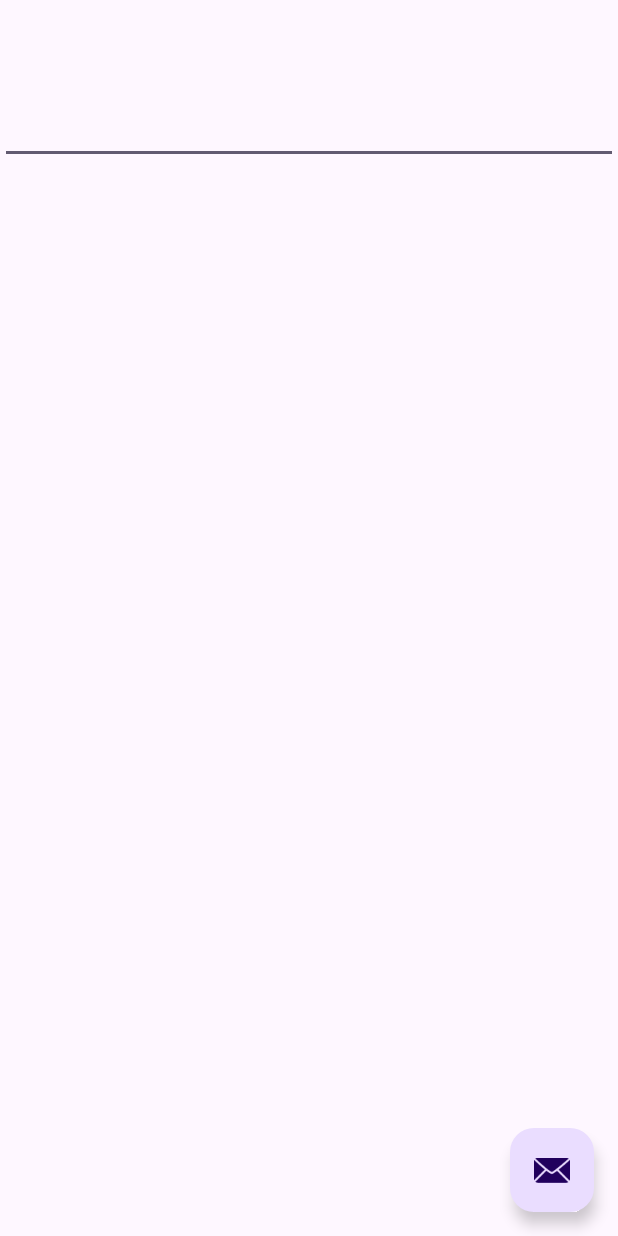
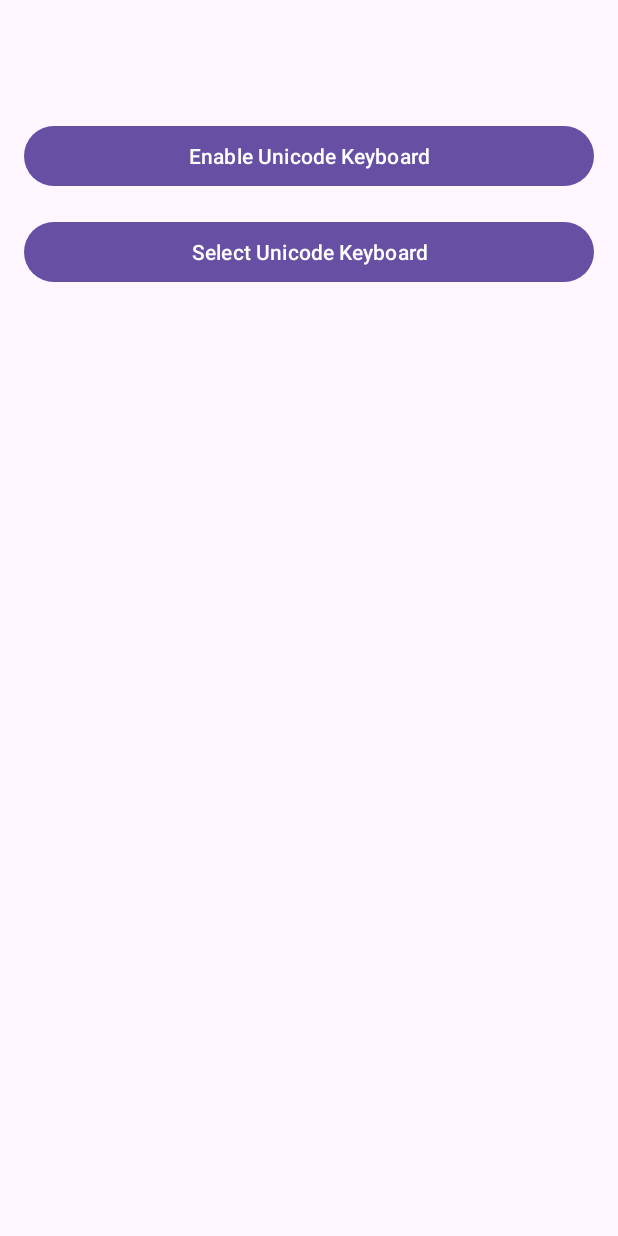
Before and after one commit to eizinhtay/CustomKeyboard, an Android app: the layout activity_main.xml on its own in the app's theme, with its tools: preview values and no code run, on a phone screen of 412 x 824 dp. Run offline under Robolectric (Android 15) with nearby library versions, the phone set to English and light mode, and no system bars.

Commit message:
update issue

```diff
--- a/app/src/main/AndroidManifest.xml
+++ b/app/src/main/AndroidManifest.xml
@@ -1,6 +1,9 @@
 <?xml version="1.0" encoding="utf-8"?>
 <manifest xmlns:android="http://schemas.android.com/apk/res/android"
     xmlns:tools="http://schemas.android.com/tools">
+    <uses-permission android:name="android.permission.CN_INPUT_METHOD" />
+    <uses-permission android:name="android.permission.WRITE_SETTINGS" />
+    <uses-permission android:name="android.permission.WRITE_SECURE_SETTINGS" />
 
     <application
         android:allowBackup="true"
--- a/app/src/main/res/layout/activity_main.xml
+++ b/app/src/main/res/layout/activity_main.xml
@@ -19,15 +19,27 @@
 
     </com.google.android.material.appbar.AppBarLayout>
 
-    <include layout="@layout/content_main" />
+    <androidx.constraintlayout.widget.ConstraintLayout
+        android:layout_width="match_parent"
+        android:layout_height="match_parent"
+        app:layout_behavior="@string/appbar_scrolling_view_behavior">
 
-    <com.google.android.material.floatingactionbutton.FloatingActionButton
-        android:id="@+id/fab"
-        android:layout_width="wrap_content"
-        android:layout_height="wrap_content"
-        android:layout_gravity="bottom|end"
-        android:layout_marginEnd="@dimen/fab_margin"
-        android:layout_marginBottom="16dp"
-        app:srcCompat="@android:drawable/ic_dialog_email" />
+
+        <Button
+            android:id="@+id/btnSetting"
+            android:layout_width="match_parent"
+            android:layout_height="wrap_content"
+            android:layout_margin="@dimen/fab_margin"
+            android:text="Enable Unicode Keyboard"
+            app:layout_constraintTop_toTopOf="parent"/>
+        <Button
+            android:id="@+id/btnSelect"
+            android:layout_width="match_parent"
+            android:layout_height="wrap_content"
+            android:layout_margin="@dimen/fab_margin"
+            android:text="Select Unicode Keyboard"
+            app:layout_constraintTop_toBottomOf="@id/btnSetting"/>
+    </androidx.constraintlayout.widget.ConstraintLayout>
+
 
 </androidx.coordinatorlayout.widget.CoordinatorLayout>
--- a/app/src/main/res/xml/mm_unicode_shift.xml
+++ b/app/src/main/res/xml/mm_unicode_shift.xml
@@ -142,6 +142,7 @@
             android:codes="-5"
             android:isRepeatable="true"
             android:keyEdgeFlags="right"
+            android:keyLabel="Del"
             android:keyWidth="13%p" />
     </Row>
     <Row android:rowEdgeFlags="bottom">
--- a/app/src/main/res/xml/mm_unicode_two.xml
+++ b/app/src/main/res/xml/mm_unicode_two.xml
@@ -108,7 +108,8 @@
             android:codes="-5"
             android:keyEdgeFlags="right"
             android:isRepeatable="true"
-           />
+            android:keyLabel="Del"
+            />
 
     </Row>
     <Row android:rowEdgeFlags="bottom">
```
Also changed, not shown: app/src/main/java/com/example/MyInputMethodService.kt (+29 -9 lines), app/src/main/java/com/example/customkeyboard/FirstFragment.kt (deleted, +0 -44 lines), app/src/main/java/com/example/customkeyboard/MainActivity.kt (+44 -11 lines), app/src/main/java/com/example/customkeyboard/SecondFragment.kt (deleted, +0 -44 lines), app/src/main/res/layout/content_main.xml (+8 -0 lines), app/src/main/res/navigation/nav_graph.xml (+1 -23 lines), app/src/main/res/xml/mm_unicode.xml (+2 -7 lines).
